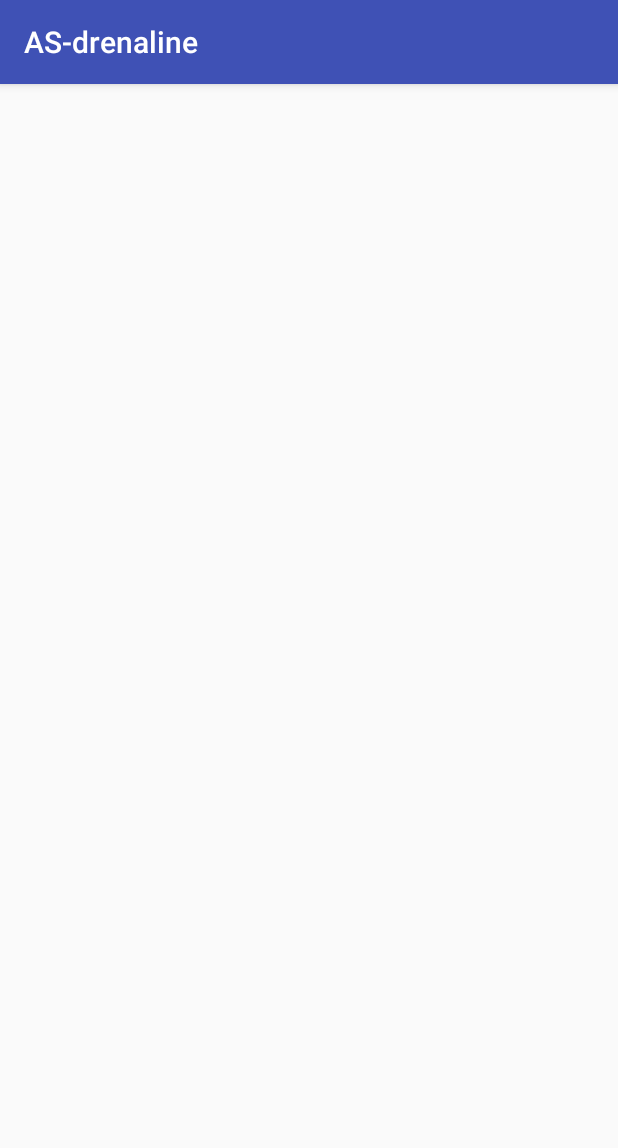
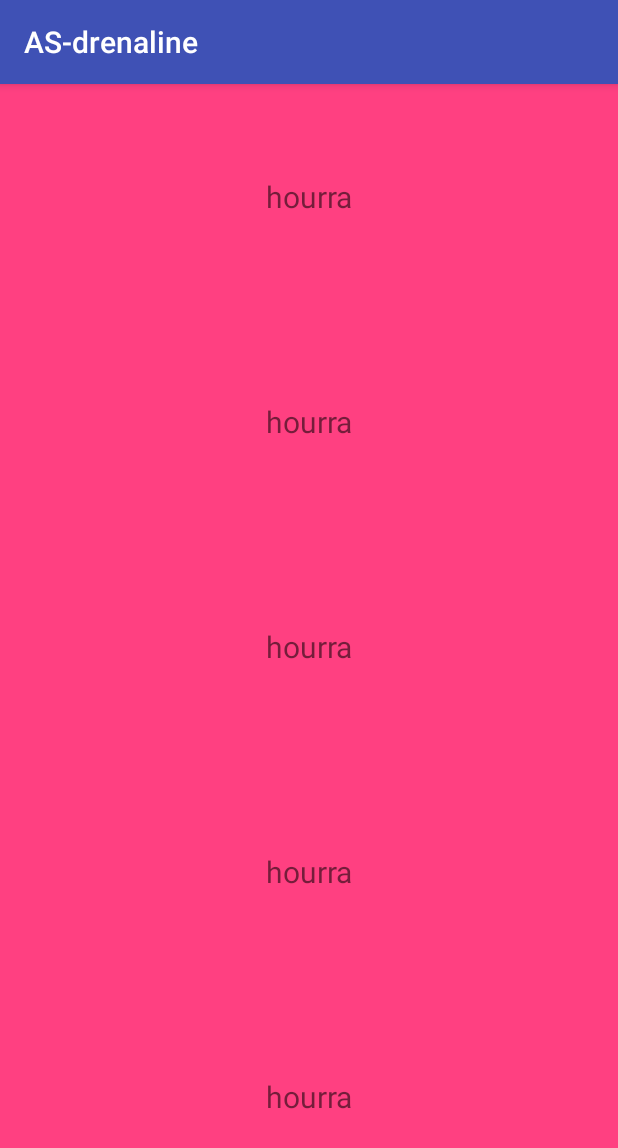
Before and after one commit to akinoavx13/asdrenaline-android, an Android app: the screen it shows after launch (CategoryActivity), on a phone screen of 412 x 824 dp. Shown: the top 1148 px of the screen. Run offline under Robolectric (Android 15) with nearby library versions, the phone set to English and light mode, and no system bars; our stand-ins replace ButterKnife, RxJava.

Commit message:
Add recycler view

```diff
--- a/app/build.gradle
+++ b/app/build.gradle
@@ -26,6 +26,7 @@ dependencies {
     })
     compile 'com.android.support:appcompat-v7:26.+'
     compile 'com.android.support.constraint:constraint-layout:1.0.2'
+    compile 'com.android.support:recyclerview-v7:26.+'
     compile 'com.squareup.retrofit2:retrofit:2.2.0'
     compile 'com.squareup.retrofit2:converter-gson:2.2.0'
     compile 'com.squareup.retrofit2:adapter-rxjava2:2.2.0'
--- /dev/null
+++ b/app/src/main/java/fr/free/maheo/maxime/as_drenaline/view/category/CategoryAdapter.java
@@ -0,0 +1,49 @@
+package fr.free.maheo.maxime.as_drenaline.view.category;
+
+import android.support.v7.widget.RecyclerView;
+import android.view.LayoutInflater;
+import android.view.View;
+import android.view.ViewGroup;
+import android.widget.TextView;
+
+import butterknife.BindView;
+import butterknife.ButterKnife;
+import fr.free.maheo.maxime.as_drenaline.R;
+
+/**
+ * Created by mmaheo on 21/06/2017.
+ */
+
+public class CategoryAdapter extends RecyclerView.Adapter<CategoryAdapter.CategoryViewHolder> {
+
+    class CategoryViewHolder extends RecyclerView.ViewHolder {
+
+        @BindView(R.id.category_title)
+        TextView categoryTitle;
+
+        public CategoryViewHolder(View itemView) {
+            super(itemView);
+
+            ButterKnife.bind(this, itemView);
+        }
+    }
+
+    @Override
+    public CategoryViewHolder onCreateViewHolder(ViewGroup parent, int viewType) {
+        View view = LayoutInflater
+                .from(parent.getContext())
+                .inflate(R.layout.item_category, parent, false);
+        return new CategoryViewHolder(view);
+    }
+
+    @Override
+    public void onBindViewHolder(CategoryViewHolder holder, int position) {
+        holder.categoryTitle.setText("hourra");
+    }
+
+    @Override
+    public int getItemCount() {
+        return 30;
+    }
+
+}
--- a/app/src/main/java/fr/free/maheo/maxime/as_drenaline/view/category/CategoryFragment.java
+++ b/app/src/main/java/fr/free/maheo/maxime/as_drenaline/view/category/CategoryFragment.java
@@ -2,10 +2,16 @@ package fr.free.maheo.maxime.as_drenaline.view.category;
 
 import android.os.Bundle;
 import android.support.v4.app.Fragment;
+import android.support.v7.widget.DefaultItemAnimator;
+import android.support.v7.widget.LinearLayoutManager;
+import android.support.v7.widget.RecyclerView;
 import android.view.LayoutInflater;
 import android.view.View;
 import android.view.ViewGroup;
 
+import java.util.ArrayList;
+
+import butterknife.BindView;
 import butterknife.ButterKnife;
 import butterknife.Unbinder;
 import fr.free.maheo.maxime.as_drenaline.R;
@@ -20,6 +26,11 @@ public class CategoryFragment extends Fragment implements CategoryContract.View
 
     private Unbinder unbinder;
 
+    private CategoryAdapter adapter;
+
+    @BindView(R.id.category_recycler)
+    RecyclerView categoryRecyclerView;
+
     public static CategoryFragment newInstance() {
         return new CategoryFragment();
     }
@@ -29,6 +40,14 @@ public class CategoryFragment extends Fragment implements CategoryContract.View
         View root = inflater.inflate(R.layout.fragment_category, container, false);
 
         unbinder = ButterKnife.bind(this, root);
+
+        adapter = new CategoryAdapter();
+        RecyclerView.LayoutManager layoutManager = new LinearLayoutManager(getContext());
+        categoryRecyclerView.setLayoutManager(layoutManager);
+        categoryRecyclerView.setAdapter(adapter);
+        categoryRecyclerView.setItemAnimator(new DefaultItemAnimator());
+        //adapter.setOnItemClickListener(
+        //        (view, position) -> presenter.getQuestion(adapter.getItem(position).getId()));
 
         return root;
     }
--- a/app/src/main/res/layout/fragment_category.xml
+++ b/app/src/main/res/layout/fragment_category.xml
@@ -3,4 +3,10 @@
     android:layout_width="match_parent"
     android:layout_height="match_parent">
 
+    <android.support.v7.widget.RecyclerView
+        android:id="@+id/category_recycler"
+        android:layout_width="match_parent"
+        android:layout_height="match_parent"
+        android:scrollbars="vertical" />
+
 </FrameLayout>
--- /dev/null
+++ b/app/src/main/res/layout/item_category.xml
@@ -0,0 +1,20 @@
+<?xml version="1.0" encoding="utf-8"?>
+<android.support.constraint.ConstraintLayout xmlns:android="http://schemas.android.com/apk/res/android"
+    xmlns:app="http://schemas.android.com/apk/res-auto"
+    xmlns:tools="http://schemas.android.com/tools"
+    android:layout_width="match_parent"
+    android:layout_height="150dp"
+    android:background="@color/colorAccent">
+
+    <TextView
+        android:id="@+id/category_title"
+        android:layout_width="wrap_content"
+        android:layout_height="wrap_content"
+        tools:text="Badminton"
+        android:textSize="20sp"
+        app:layout_constraintBottom_toBottomOf="parent"
+        app:layout_constraintLeft_toLeftOf="parent"
+        app:layout_constraintRight_toRightOf="parent"
+        app:layout_constraintTop_toTopOf="parent" />
+
+</android.support.constraint.ConstraintLayout>
```
